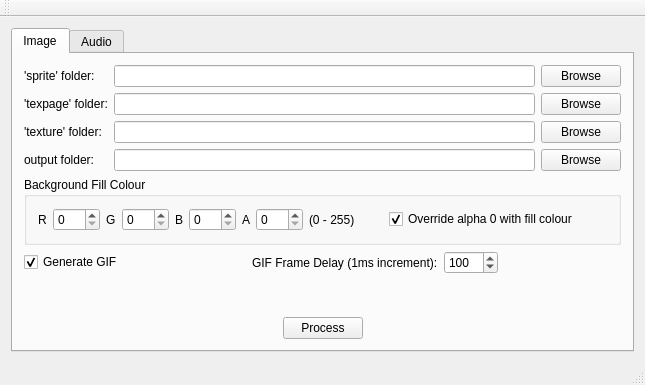
This is src/MainWindow.ui in yxbh/GMSAssetProcessor as Qt 5 draws it before an edit. The edited form follows.
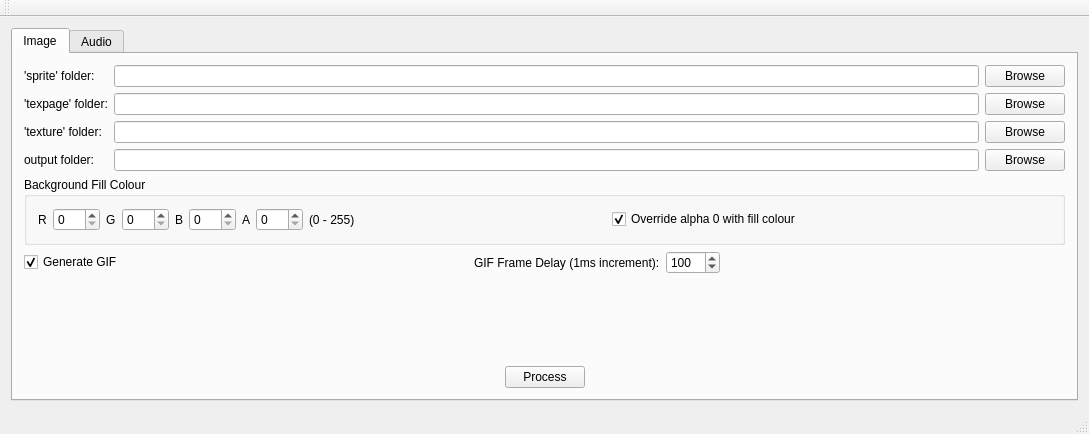
This is the edited form.

The edit to the form file:
```diff
--- a/src/MainWindow.ui
+++ b/src/MainWindow.ui
@@ -6,8 +6,8 @@
    <rect>
     <x>0</x>
     <y>0</y>
-    <width>645</width>
-    <height>385</height>
+    <width>1089</width>
+    <height>434</height>
    </rect>
   </property>
   <property name="windowTitle">
```
Left out of the diff: 2 changed lines with no effect on the pictures.
